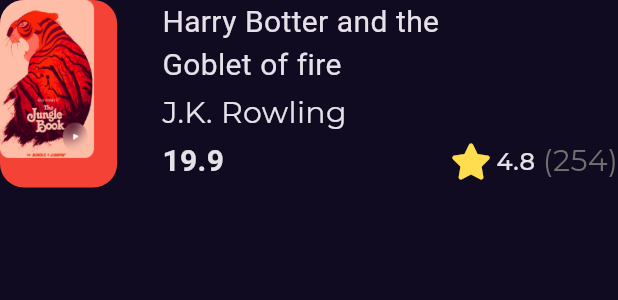
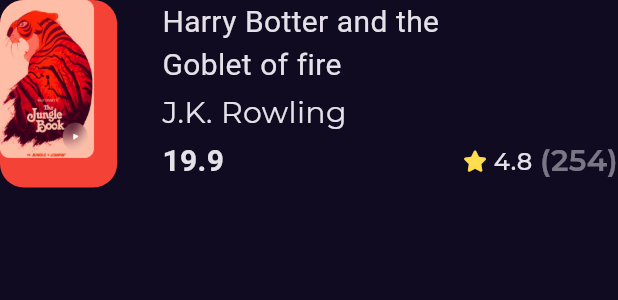
Before and after one commit to hebamahdy/bookly_app, a Flutter app: the BestSellerListViewItem widget shown alone on an empty page, opened directly, on a phone screen of 412 x 824 dp. Shown: the top 300 px of the screen. Run offline on Flutter 3.47's test engine with Material 3 defaults, Android fonts, the phone set to English and light mode, and no system bars; our stand-ins replace font_awesome_flutter, get, go_router, google_fonts.

```diff
--- a/lib/Features/home/presentation/views/widgets/best_sellers_list_view_item.dart
+++ b/lib/Features/home/presentation/views/widgets/best_sellers_list_view_item.dart
@@ -1,14 +1,23 @@
+import 'dart:developer';
+
 import 'package:bookly_app/Features/home/presentation/views/widgets/book_rating.dart';
+import 'package:bookly_app/core/utils/app_router.dart';
 import 'package:bookly_app/core/utils/assets.dart';
 import 'package:bookly_app/core/utils/styles.dart';
 import 'package:flutter/material.dart';
+import 'package:go_router/go_router.dart';
 
 class BestSellerListViewItem extends StatelessWidget {
   const BestSellerListViewItem({super.key});
 
   @override
   Widget build(BuildContext context) {
-    return SizedBox(
+    return GestureDetector(
+      onTap: () {
+        log('helllllllllllllllllllllo');
+        GoRouter.of(context).push(AppRouter.kDetailsView);
+      },
+      child: SizedBox(
         height: 125,
         child: Row(
           children: [
@@ -66,6 +75,7 @@ class BestSellerListViewItem extends StatelessWidget {
             )
           ],
         ),
+      ),
     );
   }
 }
--- a/lib/Features/home/presentation/views/widgets/book_rating.dart
+++ b/lib/Features/home/presentation/views/widgets/book_rating.dart
@@ -3,14 +3,19 @@ import 'package:flutter/material.dart';
 import 'package:font_awesome_flutter/font_awesome_flutter.dart';
 
 class BookRating extends StatelessWidget {
-  const BookRating({super.key});
-
+  const BookRating({
+    super.key,
+    this.mainAxisAlignment = MainAxisAlignment.start,
+  });
+  final MainAxisAlignment mainAxisAlignment;
   @override
   Widget build(BuildContext context) {
     return Row(
+      mainAxisAlignment: mainAxisAlignment,
       children: [
         const Icon(
           FontAwesomeIcons.solidStar,
+          size: 14,
           color: Color(0xffFFDD4F),
         ),
         const SizedBox(
@@ -20,9 +25,12 @@ class BookRating extends StatelessWidget {
         const SizedBox(
           width: 5,
         ),
-        Text('(254)',
-            style: Styles.textStyleRegular14
-                .copyWith(color: const Color(0xff707070)))
+        Opacity(
+          opacity: 0.5,
+          child: Text('(254)',
+              style: Styles.textStyleRegular14
+                  .copyWith(fontWeight: FontWeight.w600)),
+        )
       ],
     );
   }
--- a/lib/Features/splash/presentation/views/widgets/splash_view_body.dart
+++ b/lib/Features/splash/presentation/views/widgets/splash_view_body.dart
@@ -3,6 +3,7 @@ import 'dart:developer';
 import 'package:bookly_app/Features/home/presentation/views/home_view.dart';
 import 'package:bookly_app/Features/splash/presentation/views/widgets/sliding_text.dart';
 import 'package:bookly_app/constants.dart';
+import 'package:bookly_app/core/utils/app_router.dart';
 import 'package:bookly_app/core/utils/assets.dart';
 import 'package:bookly_app/core/utils/assets_data.dart';
 import 'package:flutter/material.dart';
@@ -11,6 +12,7 @@ import 'package:get/get.dart';
 import 'dart:ui' as ui;
 
 import 'package:get/get_navigation/src/routes/default_transitions.dart';
+import 'package:go_router/go_router.dart';
 
 class SplashViewBody extends StatefulWidget {
   const SplashViewBody({super.key});
@@ -69,8 +71,9 @@ class _SplashViewBodyState extends State<SplashViewBody>
 
   void navigateToHome() {
     Future.delayed(const Duration(seconds: 2), () {
-      Get.to(const HomeView(),
-          transition: Transition.fade, duration: kTranstionDuration);
+      // Get.to(const HomeView(),
+      //     transition: Transition.fade, duration: kTranstionDuration);
+      GoRouter.of(context).push(AppRouter.kHomeView);
     });
   }
 }
--- /dev/null
+++ b/lib/core/utils/app_router.dart
@@ -0,0 +1,26 @@
+import 'package:bookly_app/Features/home/presentation/views/book_details_view.dart';
+import 'package:bookly_app/Features/home/presentation/views/home_view.dart';
+import 'package:bookly_app/Features/splash/presentation/views/splash_view.dart';
+import 'package:go_router/go_router.dart';
+
+abstract class AppRouter {
+  static const kHomeView = '/homeView';
+  static const kDetailsView = '/bookDetailView';
+
+  static final router = GoRouter(
+    routes: [
+      GoRoute(
+        path: '/',
+        builder: (context, state) => const SplashView(),
+      ),
+      GoRoute(
+        path: kHomeView,
+        builder: (context, state) => const HomeView(),
+      ),
+      GoRoute(
+        path: kDetailsView,
+        builder: (context, state) => const BookDetailsView(),
+      ),
+    ],
+  );
+}
--- a/pubspec.yaml
+++ b/pubspec.yaml
@@ -38,6 +38,7 @@ dependencies:
   get: ^4.6.6
   font_awesome_flutter: ^10.7.0
   google_fonts: 6.1.0
+  go_router: ^13.2.0
 
 dev_dependencies:
   flutter_test:
```
Also changed, not shown: lib/Features/home/presentation/views/book_details_view.dart (added, +13 -0 lines), lib/Features/home/presentation/views/widgets/book_details_view_body.dart (added, +83 -0 lines), lib/Features/home/presentation/views/widgets/books_actions.dart (added, +38 -0 lines), lib/Features/home/presentation/views/widgets/custom_book_details_app_bar.dart (added, +17 -0 lines), lib/Features/home/presentation/views/widgets/custom_book_image.dart (renamed from lib/Features/home/presentation/views/widgets/featured_list_view_item.dart, +7 -3 lines), lib/Features/home/presentation/views/widgets/similar_books_list_view.dart (renamed from lib/Features/home/presentation/views/widgets/best_seller_list_view.dart, +15 -15 lines), lib/core/utils/widgets/custom_button.dart (added, +40 -0 lines), lib/main.dart (+13 -4 lines), pubspec.lock. Lines whose indentation alone changed are shown as unchanged.
